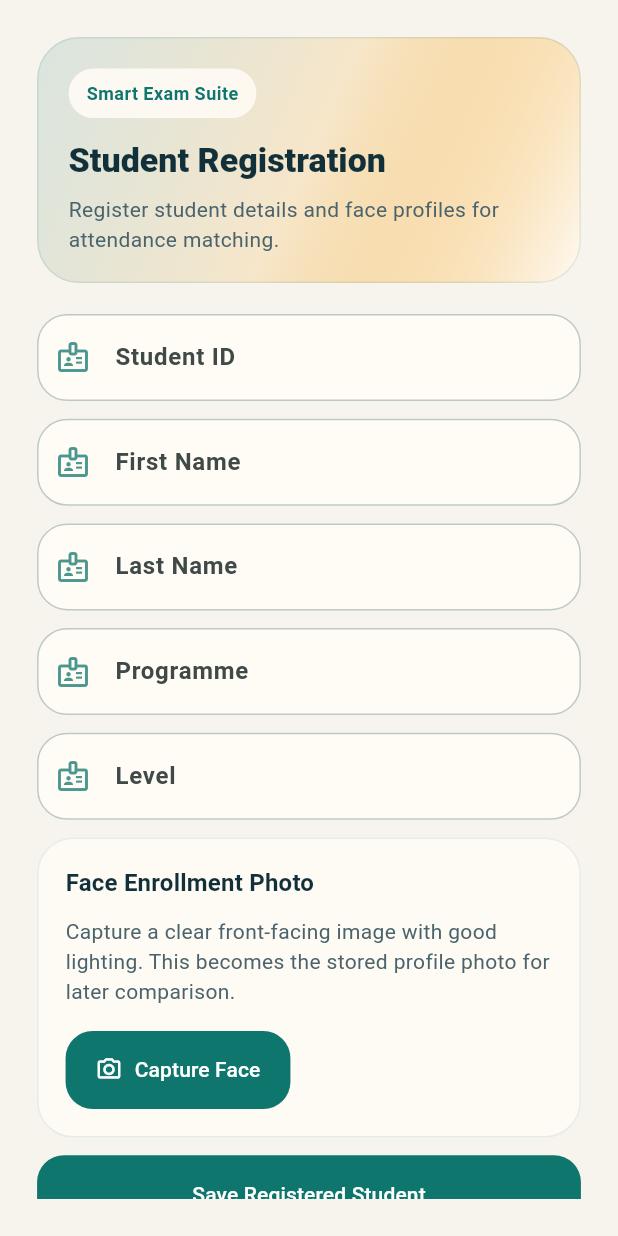
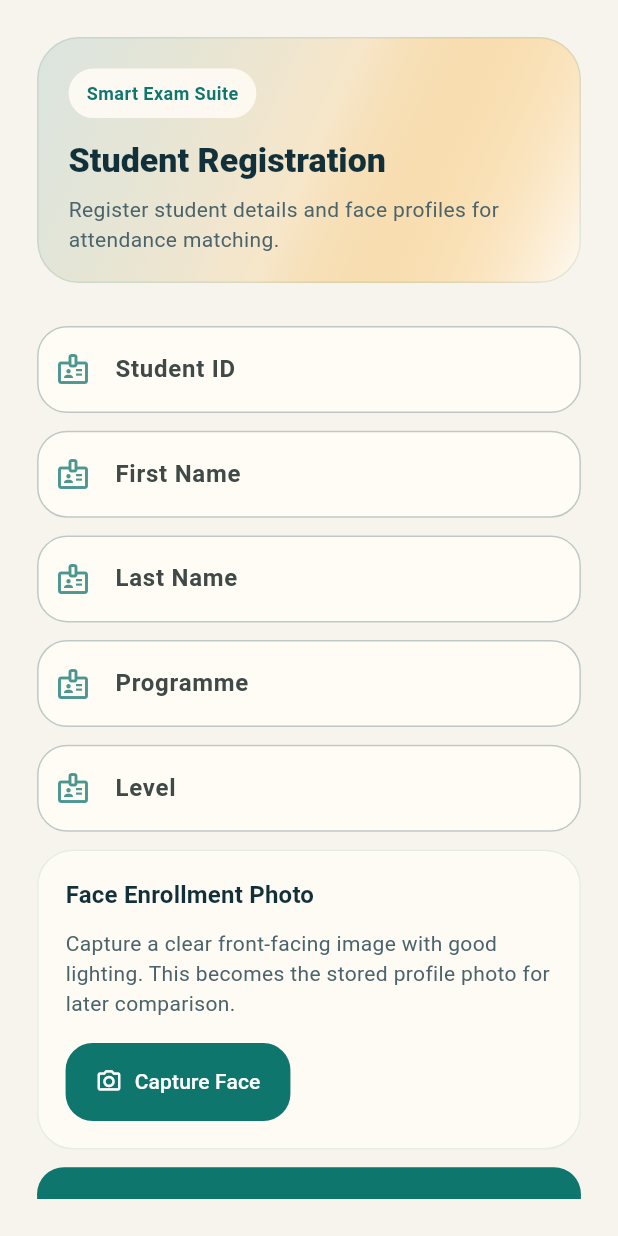
Before and after one commit to twotimesaguy/Smart-Exam-Management-System, a Flutter app: the StudentRegistrationModule widget shown alone on an empty page, opened directly, on a phone screen of 412 x 824 dp. Run offline on Flutter 3.47's test engine with Material 3 defaults, Android fonts, the phone set to English and light mode, and no system bars; our stand-ins replace audioplayers, camera, file_picker, image_picker, speech_to_text; missing offline and left inert: google_mlkit_face_detection, record; accounts and stored records are empty; network calls fail.

```diff
--- a/lib/student_registration_module.dart
+++ b/lib/student_registration_module.dart
@@ -219,6 +219,7 @@ class _StudentRegistrationModuleState extends State<StudentRegistrationModule> {
           return Form(
             key: _formKey,
             child: ListView(
+              padding: const EdgeInsets.only(top: 8, bottom: 24),
               children: [
                 TextFormField(
                   controller: _studentIdController,
```
